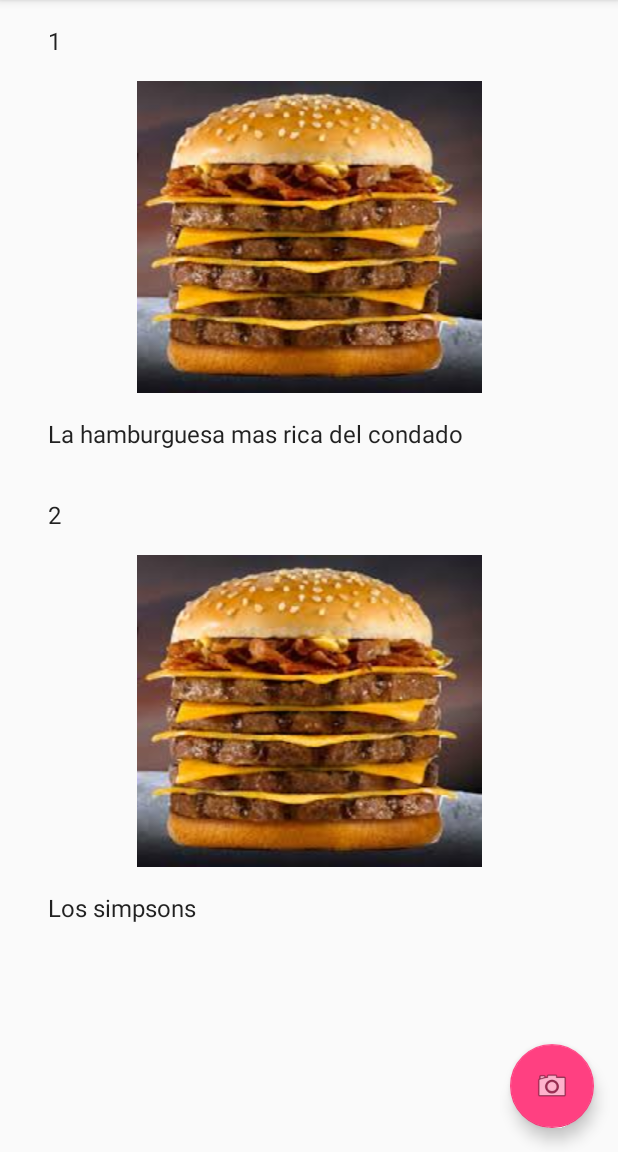
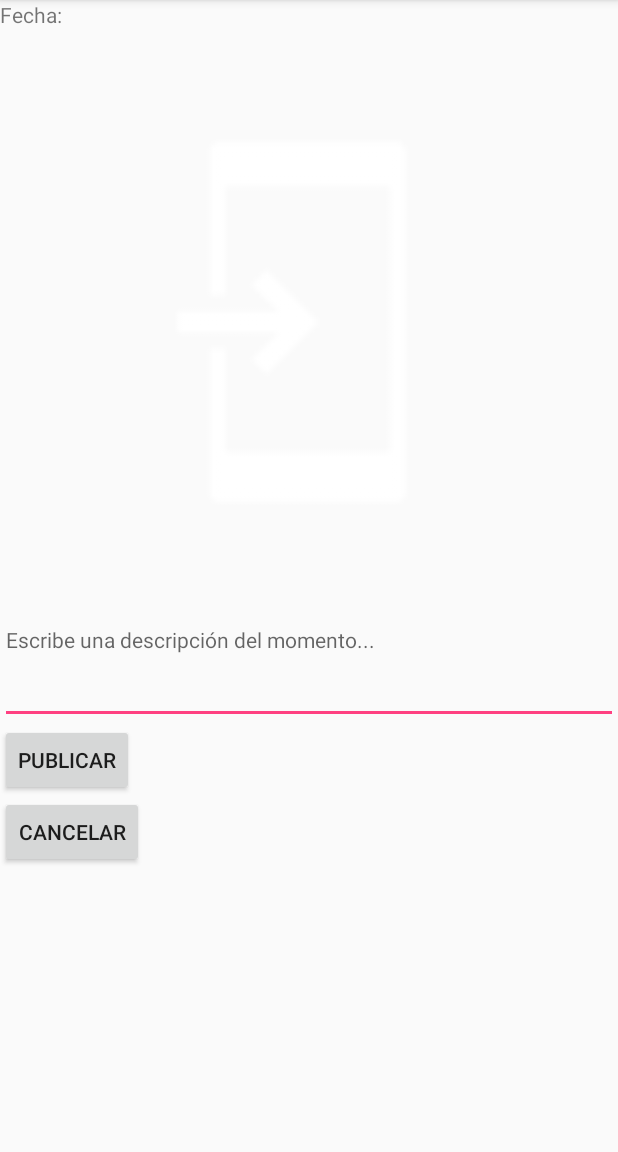
Before and after one commit to encina94/android, an Android app: the ItemListActivity screen opened directly, with no data from a screen before it, after a tap on an icon or button, on a phone screen of 412 x 824 dp, the part 84-1236 px from its top. Run offline under Robolectric (Android 15) with nearby library versions, the phone set to English and light mode, and no system bars.

Commit message:
Actualizando repo
Actualizacion

```diff
--- a/TrabajoFinal/app/build.gradle
+++ b/TrabajoFinal/app/build.gradle
@@ -29,4 +29,5 @@ dependencies {
     compile 'com.android.support:recyclerview-v7:25.3.1'
     compile 'com.android.support:design:25.3.1'
     testCompile 'junit:junit:4.12'
+    compile 'com.google.android.gms:play-services-maps:11.0.1'
 }
--- /dev/null
+++ b/TrabajoFinal/app/src/main/java/encina/trabajofinal/AgregarMomento.java
@@ -0,0 +1,219 @@
+package encina.trabajofinal;
+
+import android.Manifest;
+import android.content.ContentValues;
+import android.content.Context;
+import android.content.Intent;
+import android.content.pm.PackageManager;
+import android.graphics.Bitmap;
+
+import android.os.Bundle;
+import android.provider.MediaStore;
+import android.support.v4.app.ActivityCompat;
+import android.support.v4.app.FragmentActivity;
+import android.support.v7.app.AppCompatActivity;
+import android.util.Log;
+import android.view.View;
+import android.widget.Button;
+import android.widget.EditText;
+import android.widget.ImageView;
+import android.database.Cursor;
+import android.database.SQLException;
+import android.database.sqlite.SQLiteDatabase;
+import android.widget.TextView;
+import android.widget.Toast;
+//Paquetes para geolocalizacion
+import android.location.Location;
+import android.location.LocationListener;
+import android.location.LocationManager;
+
+
+
+import java.io.ByteArrayOutputStream;
+//Paquetes para obtener fecha y modificarla a gusto
+import java.text.DateFormat;                     //Para usar el tipo de dato DateFormat con el que se puede modificar la fecha usando el SimpleDateFormat
+import java.text.SimpleDateFormat;              //Para poner de que manera se quiere ver la fecha (YY/NN/MMMM) o distintas formas
+import java.util.Date;                          //Para usar el formato Date
+
+/**
+ * Created by encin_000 on 20/06/2017.
+ */
+
+public class AgregarMomento extends AppCompatActivity {
+
+    private ImageView image;
+    private Bitmap foto;
+    private Button btnGuardar;
+    private Button btnCancelar;
+    private EditText nota;
+    private DatabaseHelper dbHelper;
+    private TextView fecha;
+    private TextView lati;
+    private TextView longi;
+    //Variables para la fecha
+    private Date fechaa;
+    private DateFormat formatoFecha;
+    //Estos datos van  a ser harcodeados para guardarlos en la bd (Hasta que aprenda a usar la geolocalizacion
+
+    double latitud,longitud;
+    //private String latitud = "-34.7849226";
+    //private String longitud = "-58.2642679";
+
+
+    private LocationManager locationManager = null;
+    private MyLocationListener locationListener = null;
+
+
+
+    private int user = 1;
+
+
+    protected void onCreate(Bundle savedInstanceState) {
+        super.onCreate(savedInstanceState);
+        setContentView(R.layout.activity_agregar_momento);
+        image = (ImageView) findViewById(R.id.foto);
+        nota = (EditText) findViewById(R.id.textDescripcion);
+        btnGuardar = (Button) findViewById(R.id.btnGuardar);
+        btnCancelar= (Button) findViewById(R.id.btnCancelar);
+        fecha = (TextView) findViewById(R.id.textFecha);
+        lati = (TextView) findViewById(R.id.textLatitud);
+        longi = (TextView) findViewById(R.id.textLongitud);
+
+        dbHelper = new DatabaseHelper(this);
+
+        Intent cameraIntent = new Intent(MediaStore.ACTION_IMAGE_CAPTURE);   //Se abre un activity que permite capturar una imagen y la guarda en buffer
+        startActivityForResult(cameraIntent,0);
+
+        btnGuardar.setOnClickListener(new View.OnClickListener(){   //Asocio un manejador de eventos para el boton (listener)
+            public void onClick(View v){
+                guardarDatos();
+                Intent listActivity = new Intent(AgregarMomento.this, ItemListActivity.class);
+                startActivity(listActivity);
+            }
+        });
+
+        btnCancelar.setOnClickListener(new View.OnClickListener(){
+            public void onClick(View v){
+                descartar();
+            }
+        });
+
+
+    }
+
+    @Override
+    protected void onActivityResult(int requestCode, int resultCode, Intent data) {  //Cuando la camara saca una foto se ejecuta este codigo
+//        super.onActivityResult(requestCode,resultCode,data);
+        if (resultCode == RESULT_OK){
+            //Obtengo la foto
+            foto = (Bitmap)data.getExtras().get("data");   //Tomo la foto que se tomo de la camara, la extraigo del buffer y la guardo en la bariable
+            image.setImageBitmap(foto);                    //Pongo la foto en el ImageView para que se vea en pantalla
+            //Obtengo la fecha
+            //Seteo la fecha automatica
+            fechaa = new Date();
+            formatoFecha = new SimpleDateFormat("dd/MM/yyyy");
+            fecha.setText(formatoFecha.format(fechaa));
+            //Obtengo las coordenadas por gps
+            obtenerLocalizacion();
+
+        }
+    }
+
+    private void obtenerLocalizacion(){         //Metodo para instanciar el MyLocationListener y obtener coordenadas
+        locationManager = (LocationManager) getBaseContext().getSystemService(Context.LOCATION_SERVICE); //Provee acceso al servicio de localizacion, no se instancia directamente sino que se recupera la instancia de esta manera
+        if(locationManager.isProviderEnabled(LocationManager.GPS_PROVIDER)){   //Si el gps esta habilitado entonces obtengo las coordenadas
+            locationListener = new MyLocationListener();
+            //Confirma si los permisos para acceder al gps fueron garantizados, esto debe hacerse porque sino el codigo de locationManager no funciona.
+            if (ActivityCompat.checkSelfPermission(getBaseContext(), Manifest.permission.ACCESS_FINE_LOCATION) != PackageManager.PERMISSION_GRANTED && ActivityCompat.checkSelfPermission(getBaseContext(), Manifest.permission.ACCESS_COARSE_LOCATION) != PackageManager.PERMISSION_GRANTED) {
+                return;
+            }
+            locationManager.requestLocationUpdates(LocationManager.GPS_PROVIDER,5000,10, locationListener);
+
+
+
+
+        }else{
+            Toast.makeText(getBaseContext(), "El GPS se encuentra deshabilitado",Toast.LENGTH_SHORT).show();
+            //Obligar a activar el gps
+        }
+
+    }
+
+    private void guardarDatos(){
+        ContentValues registro = new ContentValues();   //contenido de los valores que se van a guardar
+        //datos a guardar en las filas determinadas
+        ByteArrayOutputStream stream = new ByteArrayOutputStream();     //Clase para poder transformar la foto de bitMap a un array de Bytes
+        foto.compress(Bitmap.CompressFormat.JPEG, 100, stream);          //transformo la foto guardada en BitMap en formato JPEG en un array BYTE
+        byte[] byteArray = stream.toByteArray();                      //El metodo toByteArray() crea una matriz de bytes recien asignadas (dentro va a estar la imagen bitmap que fue pasada a matriz de bytes y luego debe ser decodificada)
+        registro.put("foto", byteArray);
+        registro.put("nota", nota.getText().toString());
+        registro.put("fecha", fecha.getText().toString());
+        registro.put("latitud",latitud);
+        registro.put("longitud",longitud);
+        registro.put("id_usuario",1);
+
+        SQLiteDatabase bd = dbHelper.open();           //abro la bd
+
+        //Aca inserto todos los datos
+        bd.insert("Momentos", null, registro);           //Inserto los datos guardados en registro en la tabla Momentos
+
+        //cierro la consulta de prueba
+        dbHelper.close();
+
+        Toast.makeText(this, "El momento fue publicado", Toast.LENGTH_LONG).show();
+
+    }
+
+    private void descartar(){
+        SQLiteDatabase bd = dbHelper.open();
+        String consulta = "SELECT * FROM Momentos WHERE id= '" + user + "';";
+        //Si el usuario no existe se dispara una excepcion, por eso se usa el try y el catch
+        try {
+            Cursor fila = bd.rawQuery(consulta, null);
+            if (fila.moveToNext()) {                   //si existe un usuario en la bd con el mismo nombre que el ingresado, se prosigue, sino se dispara una excepcion
+                String userBd = fila.getString(2);
+            }
+        }catch(SQLException e){                        //Al no existir usuario en bd, se dispara una excepcion y es capturada
+
+            bd.close();
+
+        }
+    }
+
+    public class MyLocationListener implements LocationListener{
+
+    //    public double latitud, longitud;
+
+        @Override
+        public void onLocationChanged(Location loc){
+            latitud = loc.getLatitude();
+            longitud = loc.getLongitude();
+            lati.setText(String.valueOf(latitud));
+            longi.setText(String.valueOf(longitud));
+
+        }
+
+        @Override
+        public void onProviderDisabled(String provider){ //Se ejecuta cuando el GPS esta desabilitado
+            //Poner una notificacion que indique que se deba activar el gps
+
+        }
+        @Override
+        public void onProviderEnabled(String provider){ //Se ejecuta cuandl el GPS esta activado
+            //Se podria poner un msj diciendo GPS ACTIVADO
+
+        }
+        @Override
+        public void onStatusChanged(String provider, int status, Bundle extras){
+            // Este metodo se ejecuta cada vez que se detecta un cambio en el
+            // status del proveedor de localizacion (GPS)
+            // Los diferentes Status son:
+            // OUT_OF_SERVICE -> Si el proveedor esta fuera de servicio
+            // TEMPORARILY_UNAVAILABLE -> Temporalmente no disponible pero se
+            // espera que este disponible en breve
+            // AVAILABLE -> Disponible
+
+        }
+
+    }
+}
--- a/TrabajoFinal/app/src/main/java/encina/trabajofinal/DatabaseHelper.java
+++ b/TrabajoFinal/app/src/main/java/encina/trabajofinal/DatabaseHelper.java
@@ -9,10 +9,13 @@ import android.database.sqlite.SQLiteOpenHelper;
 public class DatabaseHelper extends SQLiteOpenHelper  {
 
     private static final String DATABASE_NAME = "BD";   //nombre de la bd (string)
-    private static final int DATABASE_VERSION = 1;      //version de la bd (puede actualizarse mediante metodos)
+    //En la version 1 solo estaba creada la tabla Usuarios, se seteo la version 2 cuando se creo la tabla momentos
+    private static final int DATABASE_VERSION = 3;      //version de la bd (puede actualizarse mediante metodos) (Ante cada modificacion que se le hace a la bd hay que aumentar la version para que seactualice)
+
 
     //Creacion de una tabla en la bd
     private static final String DATABASE_CREATE = "CREATE TABLE Usuarios (id integer primary key autoincrement not null, usuario varchar not null, email varchar not null, contrasenia varchar not null); ";
+    private static final String DATABASE_CREATE_MOMENTOS = "CREATE TABLE Momentos (id integer primary key autoincrement not null, foto blob not null, nota varchar not null, fecha TEXT not null, latitud varchar not null, longitud varchar not null, id_usuario integer not null,FOREIGN KEY(`id_usuario`) REFERENCES `Usuarios`(`id`));";
 
     private SQLiteDatabase bd;                        //Instancia de la clase manejadora de la bd
 
@@ -23,6 +26,8 @@ public class DatabaseHelper extends SQLiteOpenHelper  {
     public void onCreate(SQLiteDatabase db){ //metodo llamado automaticamente cuando se crea una instancia de SQLiteOpenHelper
         try{
             db.execSQL(DATABASE_CREATE);   //Ejecuta la query que crea la tabla de usuarios
+            db.execSQL(DATABASE_CREATE_MOMENTOS);    //Ejecuta la query que crea la tabla de momentos
+            db.execSQL ("PRAGMA foreign_keys = ON");             //Para habilitar las foreign keys
         } catch(SQLException e){           //Si se produce una excepcion de sql se imprime un metodo
             e.printStackTrace();
         }
@@ -30,6 +35,7 @@ public class DatabaseHelper extends SQLiteOpenHelper  {
 
     public void onUpgrade(SQLiteDatabase db, int olvdVersion, int newVersion){ //metodo ejecutado si se identifica que se tiene una version antigua de la base de datos
         db.execSQL("DROP TABLE IF EXISTS Usuarios");
+        db.execSQL("DROP TABLE IF EXISTS Momentos");
         onCreate(db);
     }
 
--- a/TrabajoFinal/app/src/main/java/encina/trabajofinal/ItemListActivity.java
+++ b/TrabajoFinal/app/src/main/java/encina/trabajofinal/ItemListActivity.java
@@ -2,6 +2,9 @@ package encina.trabajofinal;
 
 import android.content.Context;
 import android.content.Intent;
+import android.database.Cursor;
+import android.database.sqlite.SQLiteDatabase;
+import android.graphics.Bitmap;
 import android.os.Bundle;
 import android.support.annotation.NonNull;
 import android.support.v7.app.AppCompatActivity;
@@ -14,7 +17,8 @@ import android.view.View;
 import android.view.ViewGroup;
 import android.widget.ImageView;
 import android.widget.TextView;
-import android.provider.MediaStore;
+import android.graphics.BitmapFactory;
+
 
 
 import encina.trabajofinal.dummy.DummyContent;
@@ -36,11 +40,14 @@ public class ItemListActivity extends AppCompatActivity {
      * device.
      */
     private boolean mTwoPane;
+    private DatabaseHelper dbHelper;
 
     @Override
     protected void onCreate(Bundle savedInstanceState) {
         super.onCreate(savedInstanceState);
         setContentView(R.layout.activity_item_list);
+        dbHelper = new DatabaseHelper(this);
+        agregarItems();
 
         Toolbar toolbar = (Toolbar) findViewById(R.id.toolbar);
         setSupportActionBar(toolbar);
@@ -52,8 +59,9 @@ public class ItemListActivity extends AppCompatActivity {
             public void onClick(View view) {
        /*/         Snackbar.make(view, "Replace with your own action", Snackbar.LENGTH_LONG)
                         .setAction("Action", null).show();   /*/
-  /*/              Intent cameraIntent = new Intent(MediaStore.ACTION_IMAGE_CAPTURE);
-                startActivityForResult(cameraIntent,0);  /*/
+                Intent agregarMomento = new Intent(ItemListActivity.this,AgregarMomento.class);
+                startActivity(agregarMomento);
+                            //Se acomienza el activity pasandole el intent y una constante
             }
         });
 
@@ -69,13 +77,26 @@ public class ItemListActivity extends AppCompatActivity {
             mTwoPane = true;
         }
     }
- /*/   public void onActivityResult(int requestCode, int resultCode, Intent data) {
-        if (resultCode == RESULT_CANCELED){
-            String hola = "hola";
-        }else {
-           String hello = "blabla";
+
+    public void agregarItems(){
+        DummyContent.ITEMS.clear();              //Limpio el array de items cada vez que se vuelve a cargar el ItemListActivity
+                                                //Si no lo limpiara, al ser estatico el array cada vez que se ejecuta este intent
+                                               //A los items que ya estan se les agregan los mismos pero se suman al array
+        SQLiteDatabase bd = dbHelper.open();
+        String consulta="SELECT * from Momentos WHERE id_usuario='1'";
+        Cursor fila = bd.rawQuery(consulta,null);
+        if (fila !=null) {             //Si la consulta existe quiere decir que fila no va a ser null
+            fila.moveToFirst();         //Me muevo en los registros
+            for (int i = 0; i < fila.getCount(); i++) {        //Recorro cada Momento y lo agrego al array de ITEMS
+                DummyContent.addItem(new DummyContent.DummyItem(fila.getInt(0),fila.getBlob(1),fila.getString(2),fila.getString(3),fila.getString(4),fila.getString(5),fila.getInt(6)));
+                fila.moveToNext();
+            }
+            fila.close();
         }
-    } /*/
+        dbHelper.close();
+
+
+    }
 
     private void setupRecyclerView(@NonNull RecyclerView recyclerView) {
         recyclerView.setAdapter(new SimpleItemRecyclerViewAdapter(DummyContent.ITEMS));
@@ -100,16 +121,21 @@ public class ItemListActivity extends AppCompatActivity {
         @Override
         public void onBindViewHolder(final ViewHolder holder, int position) {   //Recibe como parametro la clase ViewHolder, que va a tener todos los parametros del item
             holder.mItem = mValues.get(position);                               //En la variable mItem se guarda la posicion de la lista de items que se trajo
-            holder.mIdView.setText(mValues.get(position).id);                   //En mIdView se guarda el id del item traido y se pega en un texto
-            holder.mFotoView.setImageResource(R.drawable.descarga2);
+            holder.mIdView.setText(String.valueOf(mValues.get(position).id));                   //En mIdView se guarda el id del item traido y se pega en un texto
+            Bitmap imagen = BitmapFactory.decodeByteArray(mValues.get(position).foto, 0, mValues.get(position).foto.length);
+            holder.mFotoView.setImageBitmap(imagen);
+
+         //   holder.mFotoView.setImageResource(R.drawable.descarga2);
             holder.mContentView.setText(mValues.get(position).nota);        //Aca se tra el id y la nota del item y se pegan en otro texto
+
+
 
             holder.mView.setOnClickListener(new View.OnClickListener() {
                 @Override
                 public void onClick(View v) {
                     if (mTwoPane) {
                         Bundle arguments = new Bundle();
-                        arguments.putString(ItemDetailFragment.ARG_ITEM_ID, holder.mItem.id);
+                        arguments.putString(ItemDetailFragment.ARG_ITEM_ID, String.valueOf(holder.mItem.id));
                         ItemDetailFragment fragment = new ItemDetailFragment();
                         fragment.setArguments(arguments);
                         getSupportFragmentManager().beginTransaction()
@@ -121,7 +147,7 @@ public class ItemListActivity extends AppCompatActivity {
                         //El putExtra es algo asi como clave: valor...Variable: valor
                         //En este caso se envia la variable ARG_ITEM_ID = id del item en cuestion (el seleccionado)
                         //Al llegar a la otra actividad, esta va a reemplazar a la variable ya definida ARG_ITEM_ID, por lo que va a tener este nuevo valor del id del ITEM
-                        intent.putExtra(ItemDetailFragment.ARG_ITEM_ID, holder.mItem.id);  //Le mando como parametro la variable ARG_ITEM_ID con el valor id del ITEM
+                        intent.putExtra(ItemDetailFragment.ARG_ITEM_ID,String.valueOf(holder.mItem.id));  //Le mando como parametro la variable ARG_ITEM_ID con el valor id del ITEM
 
                         context.startActivity(intent);
                     }
--- a/TrabajoFinal/app/src/main/java/encina/trabajofinal/dummy/DummyContent.java
+++ b/TrabajoFinal/app/src/main/java/encina/trabajofinal/dummy/DummyContent.java
@@ -1,4 +1,5 @@
 package encina.trabajofinal.dummy;
+
 
 
 import android.graphics.drawable.Drawable;
@@ -7,7 +8,11 @@ import java.util.ArrayList;
 import java.util.HashMap;
 import java.util.List;
 import java.util.Map;
-import android.content.Context;
+import android.database.Cursor;
+import android.database.SQLException;
+import android.database.sqlite.SQLiteDatabase;
+
+import encina.trabajofinal.DatabaseHelper;
 
 /**
  * Helper class for providing sample content for user interfaces created by
@@ -16,6 +21,7 @@ import android.content.Context;
  * TODO: Replace all uses of this class before publishing your app.
  */
 public class DummyContent {
+
 
     /**
      * An array of sample (dummy) items.
@@ -28,34 +34,32 @@ public class DummyContent {
     public static final Map<String, DummyItem> ITEM_MAP = new HashMap<String, DummyItem>();
 
 
-    static{
-        addItem(new DummyItem("1","loro","La hamburguesa mas rica del condado","15-03-2017","-34.7849226","-58.2151892"));
-        addItem(new DummyItem("2","descarga2","Los simpsons","17-10-2017","-34.7769636","-58.2642679"));
-    }
 
-    private static void addItem(DummyItem item) {
+    public static void addItem(DummyItem item) {
         ITEMS.add(item);
-        ITEM_MAP.put(item.id, item);
+        ITEM_MAP.put(String.valueOf(item.id), item);   //Transformo el id int en string para ponerlo como clave
     }
 
     /**
      * A dummy item representing a piece of content.
      */
     public static class DummyItem {
-        public final String id;
-        public final String foto;    //Tipo drawable para poder cargar una imagen
+        public final int id;
+        public final byte[] foto;
         public final String nota;
         public final String fecha;
         public final String latitud;
         public final String longitud;
+        public final int id_usuario;
 
-        public DummyItem(String id, String foto, String nota, String fecha, String latitud, String longitud) {
+        public DummyItem(int id, byte[] foto, String nota, String fecha, String latitud, String longitud, int id_usuario) {
             this.id = id;
             this.foto = foto;
             this.nota = nota;
             this.fecha = fecha;
             this.latitud = latitud;
             this.longitud = longitud;
+            this.id_usuario = id_usuario;
         }
 
         @Override
--- /dev/null
+++ b/TrabajoFinal/app/src/main/res/layout/activity_agregar_momento.xml
@@ -0,0 +1,83 @@
+<?xml version="1.0" encoding="utf-8"?>
+<RelativeLayout xmlns:android="http://schemas.android.com/apk/res/android"
+    xmlns:app="http://schemas.android.com/apk/res-auto"
+    android:layout_width="match_parent"
+    android:layout_height="match_parent"
+    android:orientation="vertical"
+    android:weightSum="1">
+
+    <LinearLayout
+        android:layout_width="wrap_content"
+        android:layout_height="wrap_content"
+        android:id="@+id/linearLayout">
+        android:orientation="horizontal">
+
+        <TextView
+            android:id="@+id/textView3"
+            android:layout_width="wrap_content"
+            android:layout_height="match_parent"
+            android:layout_weight="0.04"
+            android:text="Fecha: " />
+
+        <TextView
+            android:id="@+id/textFecha"
+            android:layout_width="wrap_content"
+            android:layout_height="wrap_content"
+            android:layout_weight="0.04" />
+
+    </LinearLayout>
+
+    <LinearLayout
+        android:layout_width="match_parent"
+        android:layout_height="match_parent"
+        android:orientation="vertical"
+        android:weightSum="1"
+        android:layout_alignParentStart="true"
+        android:layout_below="@+id/linearLayout">
+
+
+        <TextView
+            android:id="@+id/textLatitud"
+            android:layout_width="match_parent"
+            android:layout_height="wrap_content" />
+
+        <TextView
+            android:id="@+id/textLongitud"
+            android:layout_width="match_parent"
+            android:layout_height="wrap_content" />
+
+        <ImageView
+            android:id="@+id/foto"
+            android:layout_width="match_parent"
+            android:layout_height="wrap_content"
+            android:layout_weight="0.49"
+            app:srcCompat="@drawable/common_full_open_on_phone" />
+
+        <EditText
+            android:id="@+id/textDescripcion"
+            android:layout_width="match_parent"
+            android:layout_height="wrap_content"
+            android:layout_weight="0.14"
+            android:ems="10"
+            android:hint="Escribe una descripción del momento..."
+            android:inputType="textPersonName"
+            android:selectAllOnFocus="false"
+            android:singleLine="false"
+            android:textAlignment="viewStart"
+            android:textSize="14sp" />
+
+        <Button
+            android:id="@+id/btnGuardar"
+            android:layout_width="wrap_content"
+            android:layout_height="wrap_content"
+            android:text="Publicar" />
+
+        <Button
+            android:id="@+id/btnCancelar"
+            android:layout_width="wrap_content"
+            android:layout_height="wrap_content"
+            android:text="Cancelar" />
+    </LinearLayout>
+
+
+</RelativeLayout>
--- a/TrabajoFinal/app/src/main/res/layout/item_list_content.xml
+++ b/TrabajoFinal/app/src/main/res/layout/item_list_content.xml
@@ -14,9 +14,9 @@
 
     <ImageView
         android:id="@+id/imageView"
-        android:layout_width="match_parent"
+        android:layout_width="322dp"
         android:layout_height="match_parent"
-        android:adjustViewBounds="false"
+        android:adjustViewBounds="true"
         android:cropToPadding="false"
         app:srcCompat="@drawable/descarga" />
 
--- a/TrabajoFinal/build.gradle
+++ b/TrabajoFinal/build.gradle
@@ -5,7 +5,7 @@ buildscript {
         jcenter()
     }
     dependencies {
-        classpath 'com.android.tools.build:gradle:2.3.2'
+        classpath 'com.android.tools.build:gradle:2.3.3'
 
         // NOTE: Do not place your application dependencies here; they belong
         // in the individual module build.gradle files
```
Also changed, not shown: TrabajoFinal/app/src/main/AndroidManifest.xml (+9 -0 lines), TrabajoFinal/app/src/main/java/encina/trabajofinal/ItemDetailFragment.java (+29 -4 lines), TrabajoFinal/app/src/main/java/encina/trabajofinal/LoginActivity.java (+8 -0 lines), TrabajoFinal/app/src/main/java/encina/trabajofinal/MapFragment.java (added, +62 -0 lines), TrabajoFinal/app/src/main/res/layout/item_detail.xml (+4 -7 lines), TrabajoFinal/app/src/main/res/values/google_maps_api.xml (added, +24 -0 lines).
